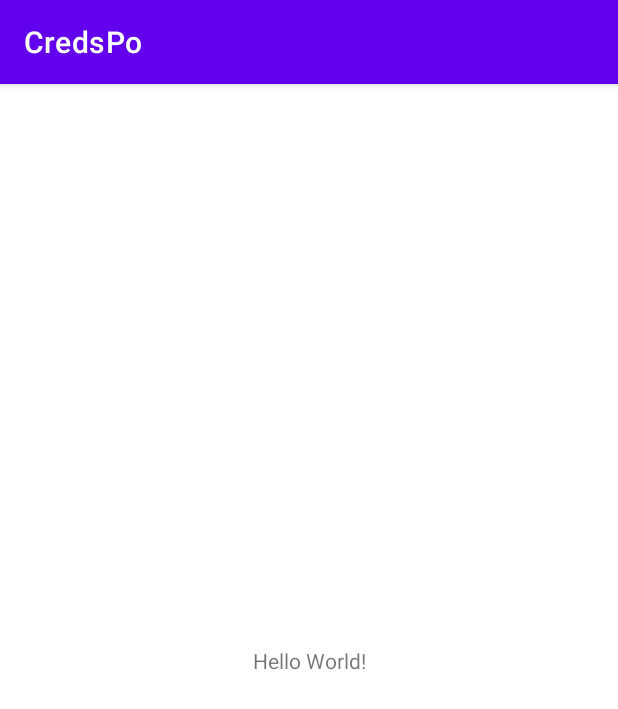
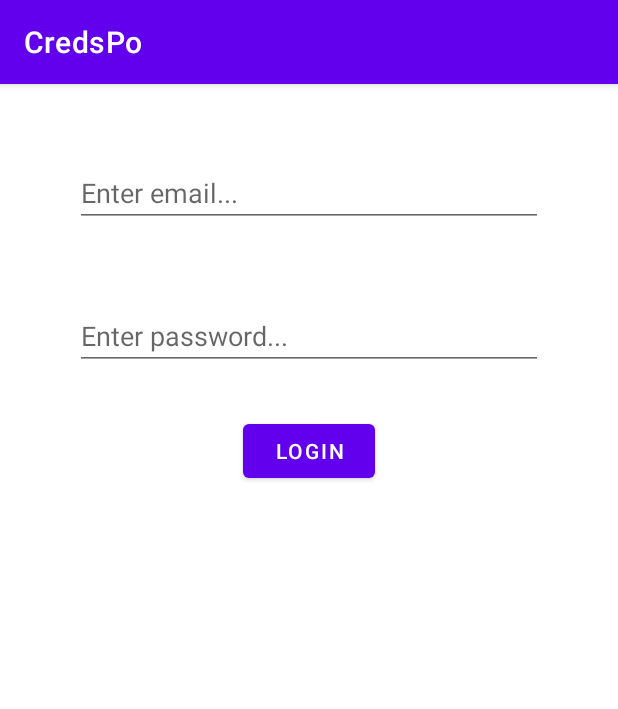
Before and after one commit to hariscredspo/CredsPo, an Android app: the screen it shows after launch (MainActivity), on a phone screen of 412 x 824 dp. Shown: the top 709 px of the screen. Run offline under Robolectric (Android 15) with nearby library versions, the phone set to English and light mode, and no system bars.

Commit message:
Add splash, login and profile switching using nav_graph

```diff
--- a/app/src/main/java/com/haris/credspo/MainActivity.kt
+++ b/app/src/main/java/com/haris/credspo/MainActivity.kt
@@ -2,10 +2,17 @@ package com.haris.credspo
 
 import androidx.appcompat.app.AppCompatActivity
 import android.os.Bundle
+import androidx.navigation.NavController
+import androidx.navigation.fragment.NavHostFragment
 
 class MainActivity : AppCompatActivity() {
+    private lateinit var navController: NavController
+
     override fun onCreate(savedInstanceState: Bundle?) {
         super.onCreate(savedInstanceState)
         setContentView(R.layout.activity_main)
+
+        val navHostFragment = supportFragmentManager.findFragmentById(R.id.nav_host_fragment) as NavHostFragment
+        navController = navHostFragment.navController
     }
 }
--- /dev/null
+++ b/app/src/main/java/com/haris/credspo/ui/SplashScreenFragment.kt
@@ -0,0 +1,35 @@
+package com.haris.credspo.ui
+
+import android.os.Bundle
+import android.view.LayoutInflater
+import android.view.View
+import android.view.ViewGroup
+import androidx.fragment.app.Fragment
+import androidx.lifecycle.lifecycleScope
+import androidx.navigation.fragment.findNavController
+import com.haris.credspo.R
+import com.haris.credspo.databinding.FragmentSplashBinding
+import kotlinx.coroutines.delay
+import kotlinx.coroutines.launch
+
+class SplashScreenFragment : Fragment() {
+    private var _binding: FragmentSplashBinding? = null
+    private val binding get() = _binding!!
+    override fun onCreateView(
+        inflater: LayoutInflater,
+        container: ViewGroup?,
+        savedInstanceState: Bundle?
+    ): View? {
+        _binding = FragmentSplashBinding.inflate(inflater, container, false)
+        return binding.root
+    }
+
+    override fun onViewCreated(view: View, savedInstanceState: Bundle?) {
+        super.onViewCreated(view, savedInstanceState)
+        lifecycleScope.launch {
+            delay(2000)
+            findNavController().navigate(R.id.action_splash_fragment_to_login_fragment)
+        }
+    }
+
+}
--- /dev/null
+++ b/app/src/main/java/com/haris/credspo/ui/login/LoginFragment.kt
@@ -0,0 +1,31 @@
+package com.haris.credspo.ui.login
+
+import android.os.Bundle
+import android.view.LayoutInflater
+import android.view.View
+import android.view.ViewGroup
+import androidx.fragment.app.Fragment
+import androidx.navigation.fragment.findNavController
+import com.haris.credspo.R
+import com.haris.credspo.databinding.FragmentLoginBinding
+
+class LoginFragment : Fragment() {
+    private var _binding: FragmentLoginBinding? = null
+    private val binding get() = _binding!!
+    override fun onCreateView(
+        inflater: LayoutInflater,
+        container: ViewGroup?,
+        savedInstanceState: Bundle?
+    ): View? {
+        _binding = FragmentLoginBinding.inflate(inflater, container, false)
+        return binding.root
+    }
+
+    override fun onViewCreated(view: View, savedInstanceState: Bundle?) {
+        super.onViewCreated(view, savedInstanceState)
+        binding.loginButton.setOnClickListener {
+            findNavController().navigate(R.id.action_login_fragment_to_profile_fragment)
+        }
+    }
+
+}
--- a/app/src/main/res/layout/activity_main.xml
+++ b/app/src/main/res/layout/activity_main.xml
@@ -6,13 +6,14 @@
     android:layout_height="match_parent"
     tools:context=".MainActivity">
 
-    <TextView
-        android:layout_width="wrap_content"
-        android:layout_height="wrap_content"
-        android:text="Hello World!"
-        app:layout_constraintBottom_toBottomOf="parent"
-        app:layout_constraintLeft_toLeftOf="parent"
-        app:layout_constraintRight_toRightOf="parent"
-        app:layout_constraintTop_toTopOf="parent" />
+    <androidx.fragment.app.FragmentContainerView
+        android:id="@+id/nav_host_fragment"
+        android:name="androidx.navigation.fragment.NavHostFragment"
+        android:layout_width="match_parent"
+        android:layout_height="match_parent"
+
+        app:defaultNavHost="true"
+        app:navGraph="@navigation/nav_graph"
+        />
 
 </androidx.constraintlayout.widget.ConstraintLayout>
--- /dev/null
+++ b/app/src/main/res/layout/fragment_login.xml
@@ -0,0 +1,40 @@
+<?xml version="1.0" encoding="utf-8"?>
+<androidx.constraintlayout.widget.ConstraintLayout xmlns:android="http://schemas.android.com/apk/res/android"
+    android:layout_width="match_parent"
+    android:layout_height="match_parent"
+    xmlns:app="http://schemas.android.com/apk/res-auto">
+
+
+    <EditText
+        android:id="@+id/login_edittext_email"
+        android:layout_width="match_parent"
+        android:layout_height="wrap_content"
+        android:hint="Enter email..."
+        android:inputType="textEmailAddress"
+        android:layout_marginHorizontal="50dp"
+        android:layout_marginTop="50dp"
+        app:layout_constraintTop_toTopOf="parent"
+        />
+
+    <EditText
+        android:id="@+id/login_edittext_pass"
+        android:layout_width="match_parent"
+        android:layout_height="wrap_content"
+        android:hint="Enter password..."
+        android:inputType="textPassword"
+        android:layout_marginHorizontal="50dp"
+        android:layout_marginTop="50dp"
+        app:layout_constraintTop_toBottomOf="@id/login_edittext_email"
+        />
+
+    <Button
+        android:id="@+id/login_button"
+        android:layout_width="wrap_content"
+        android:layout_height="wrap_content"
+        android:text="Login"
+        android:layout_marginTop="30dp"
+        app:layout_constraintTop_toBottomOf="@id/login_edittext_pass"
+        app:layout_constraintStart_toStartOf="parent"
+        app:layout_constraintEnd_toEndOf="parent" />
+
+</androidx.constraintlayout.widget.ConstraintLayout>
--- /dev/null
+++ b/app/src/main/res/navigation/nav_graph.xml
@@ -0,0 +1,33 @@
+<?xml version="1.0" encoding="utf-8"?>
+<navigation xmlns:android="http://schemas.android.com/apk/res/android"
+    xmlns:app="http://schemas.android.com/apk/res-auto"
+    xmlns:tools="http://schemas.android.com/tools"
+    app:startDestination="@id/splash_fragment"
+    android:id="@+id/nav_graph">
+
+    <fragment
+        android:id="@+id/splash_fragment"
+        android:name="com.haris.credspo.ui.SplashScreenFragment"
+        tools:layout="@layout/fragment_splash" >
+        <action
+            android:id="@+id/action_splash_fragment_to_login_fragment"
+            app:destination="@+id/login_fragment" />
+    </fragment>
+
+    <fragment
+        android:id="@+id/login_fragment"
+        android:name="com.haris.credspo.ui.login.LoginFragment"
+        tools:layout="@layout/fragment_login" >
+        <action
+            android:id="@+id/action_login_fragment_to_profile_fragment"
+            app:destination="@id/profile_fragment" />
+    </fragment>
+
+    <fragment
+        android:id="@+id/profile_fragment"
+        android:name="com.haris.credspo.ui.profile.ProfileFragment"
+        tools:layout="@layout/fragment_profile" >
+    </fragment>
+
+
+</navigation>
```
Also changed, not shown: app/build.gradle (+9 -0 lines), app/src/main/java/com/haris/credspo/ui/profile/ProfileFragment.kt (added, +26 -0 lines), app/src/main/res/layout/fragment_profile.xml (added, +18 -0 lines), app/src/main/res/layout/fragment_splash.xml (added, +17 -0 lines).
